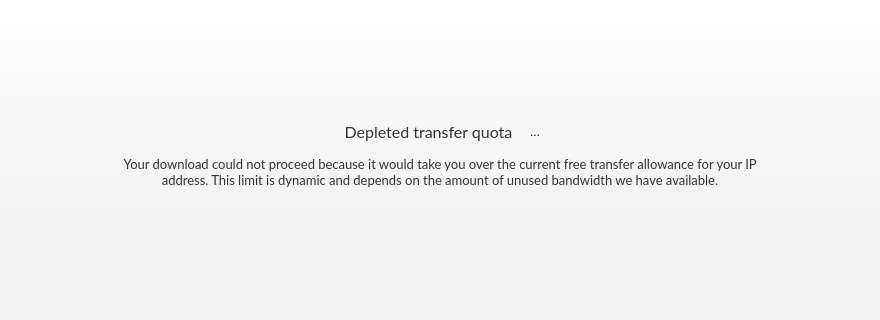
This is src/MEGASync/gui/macx/UpgradeDialog.ui in meganz/MEGAsync as Qt 5 draws it before an edit; both pictures show x 0 to 880 and y 0 to 320 of the 880 by 548 pixel window. The edited form follows.
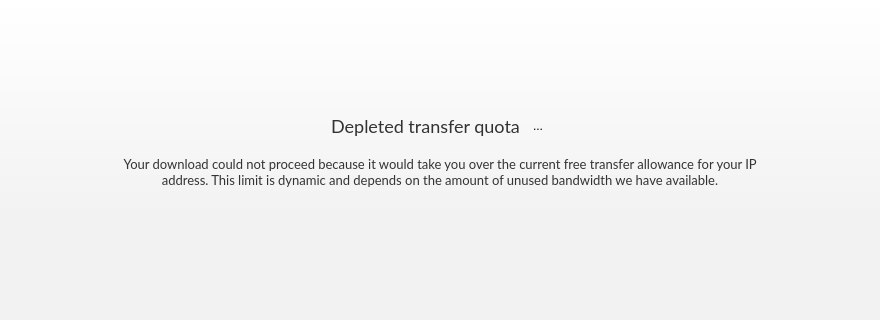
This is the edited form. Icons and pictures are not drawn.

Commit message: Fixes for upgradedialog on macOS

What changed in the file:
```diff
--- a/src/MEGASync/gui/macx/UpgradeDialog.ui
+++ b/src/MEGASync/gui/macx/UpgradeDialog.ui
@@ -58,7 +58,7 @@
      <property name="maximumSize">
       <size>
        <width>16777215</width>
-       <height>216</height>
+       <height>16777215</height>
       </size>
      </property>
      <property name="styleSheet">
@@ -154,23 +154,47 @@
          </spacer>
         </item>
         <item>
+         <widget class="QWidget" name="wDepletedQuota" native="true">
+          <property name="minimumSize">
+           <size>
+            <width>50</width>
+            <height>58</height>
+           </size>
+          </property>
+          <layout class="QHBoxLayout" name="horizontalLayout_3">
+           <property name="leftMargin">
+            <number>0</number>
+           </property>
+           <property name="topMargin">
+            <number>0</number>
+           </property>
+           <property name="rightMargin">
+            <number>0</number>
+           </property>
+           <property name="bottomMargin">
+            <number>0</number>
+           </property>
+           <item>
          <widget class="QLabel" name="labelTitle">
           <property name="minimumSize">
            <size>
-            <width>189</width>
+               <width>0</width>
             <height>24</height>
            </size>
           </property>
           <property name="maximumSize">
            <size>
-            <width>189</width>
+               <width>16777215</width>
             <height>24</height>
            </size>
           </property>
           <property name="styleSheet">
-           <string notr="true">color: #333333;
+              <string notr="true">#labelTitle
+{
+color: #333333;
 font-family: Lato;
-font-size: 16px;</string>
+font-size: 18px;
+}</string>
           </property>
           <property name="text">
            <string>Depleted transfer quota</string>
@@ -215,6 +239,9 @@
           </property>
          </widget>
         </item>
+          </layout>
+         </widget>
+        </item>
         <item>
          <spacer name="horizontalSpacer_2">
           <property name="orientation">
@@ -241,7 +268,7 @@
         <property name="maximumSize">
          <size>
           <width>640</width>
-          <height>48</height>
+          <height>16777215</height>
          </size>
         </property>
         <property name="styleSheet">
@@ -250,7 +277,6 @@
     color: #333333;
 	font-family: Lato;
 	font-size: 13px;
-	line-height: 24px;
 }</string>
         </property>
         <property name="text">
```
Left out of the diff: 4 changed lines with no effect on the pictures. Lines whose indentation alone changed are shown as unchanged.
